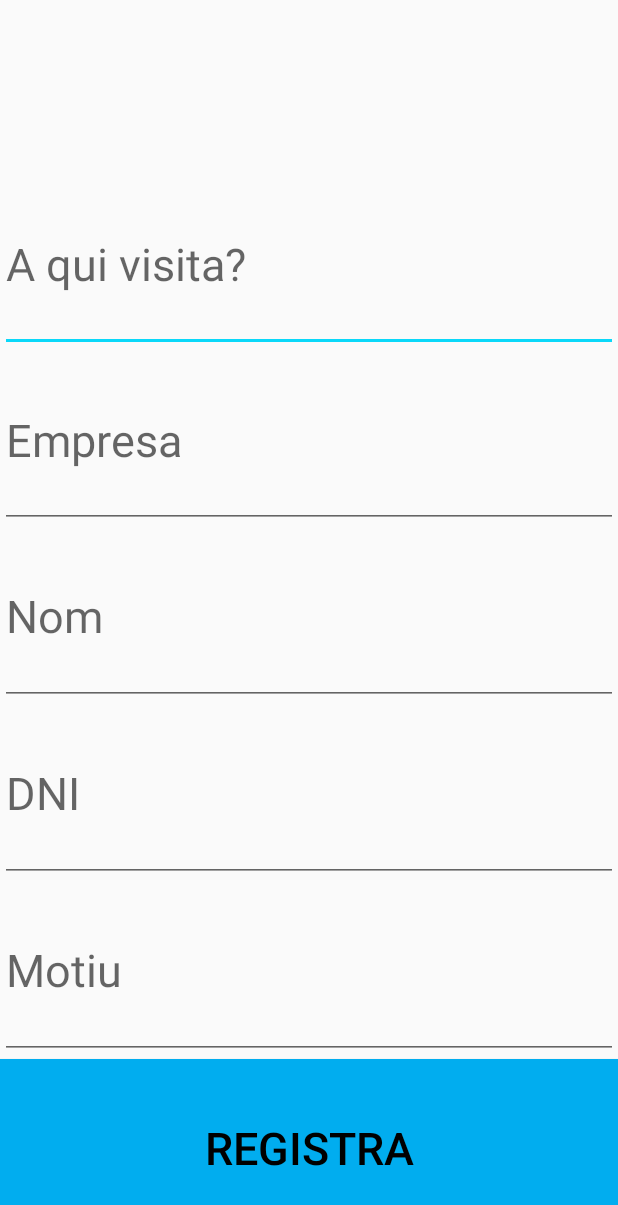
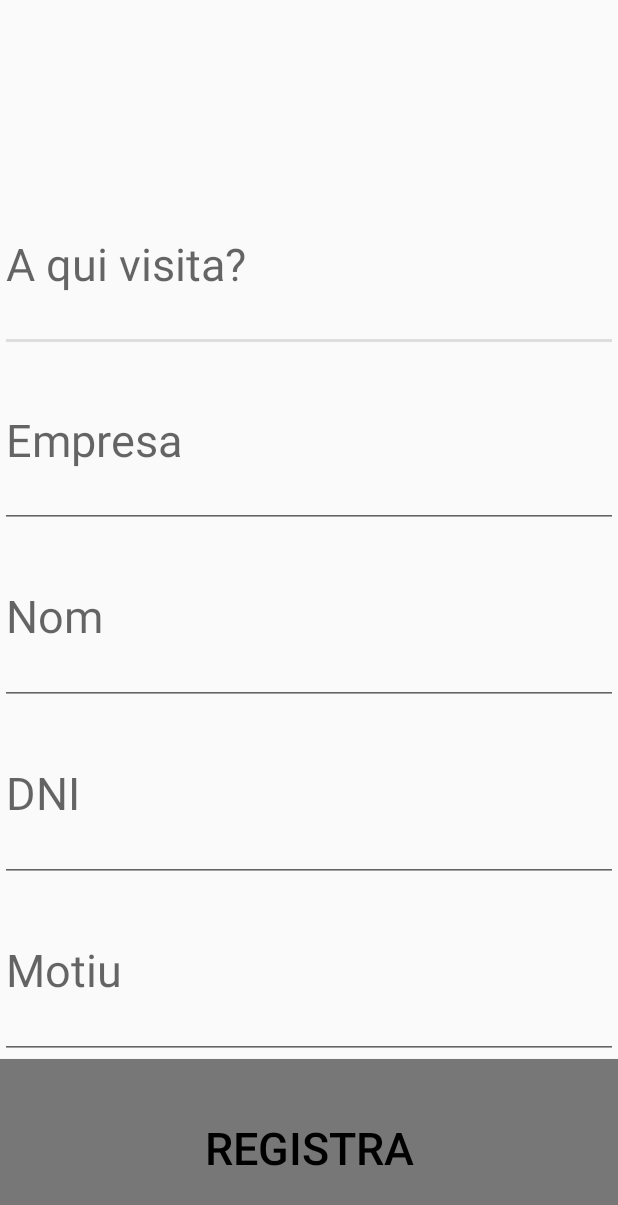
Before and after one commit to ITsistelgroup/Project_RegisterApp, an Android app: the layout activity_main.xml on its own in the app's theme, with its tools: preview values and no code run, on a phone screen of 412 x 824 dp. Shown: the top 1205 px of the screen. Run offline under Robolectric (Android 15) with nearby library versions, the phone set to English and light mode, and no system bars.

Commit message:
Working with emulator

```diff
--- a/app/src/main/AndroidManifest.xml
+++ b/app/src/main/AndroidManifest.xml
@@ -1,6 +1,9 @@
 <?xml version="1.0" encoding="utf-8"?>
 <manifest xmlns:android="http://schemas.android.com/apk/res/android"
     package="com.sistelgroup.itadmin.project_registerapp">
+
+    <uses-permission android:name="android.permission.INTERNET" />
+    <uses-permission android:name="android.permission.ACCESS_NETWORK_STATE" />
 
     <application
         android:allowBackup="true"
--- a/app/src/main/res/layout/activity_main.xml
+++ b/app/src/main/res/layout/activity_main.xml
@@ -80,8 +80,8 @@
             android:textSize="30sp"
             android:layout_gravity="center"
             android:layout_weight="1"
-            android:background="@color/colorPrimary"
-            android:textColor="@color/colorPrimaryDark"
+            android:background="?colorPrimary"
+            android:textColor="?colorPrimaryDark"
             android:text="@string/checkin" />
     </LinearLayout>
 </android.support.constraint.ConstraintLayout>
--- a/app/src/main/res/values/colors.xml
+++ b/app/src/main/res/values/colors.xml
@@ -1,8 +1,8 @@
 <?xml version="1.0" encoding="utf-8"?>
 <resources>
-    <color name="colorPrimary">#01ADEF</color>
+    <color name="colorPrimary">#777777</color>
     <color name="colorPrimaryDark">#000000</color>
-    <color name="colorAccent">#0AD8F9</color>
+    <color name="colorAccent">#DDDDDD</color>
     <!--<color name="colorLight">#EEEEEE</color>-->
 
     <color name="colorPrimarySixTLEngineeringTheme">#941173</color>
```
Also changed, not shown: app/src/main/java/com/sistelgroup/itadmin/project_registerapp/CompanySelection.java (+7 -0 lines), app/src/main/java/com/sistelgroup/itadmin/project_registerapp/MainActivity.java (+50 -5 lines), app/src/main/res/values/styles.xml (+5 -5 lines).
